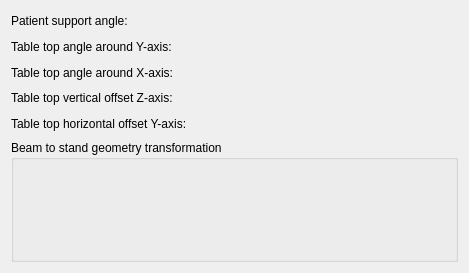
MichaelColonel/SlicerRT, file IhepStandGeometry/Resources/UI/qSlicerBeamToStandTransformationWidget.ui: the form before one commit.
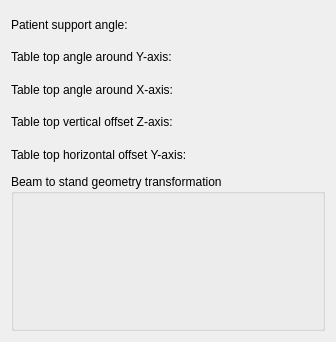
The form after the commit. Custom widgets are drawn as their Qt base class.

The edit to the form file:
```diff
--- a/IhepStandGeometry/Resources/UI/qSlicerBeamToStandTransformationWidget.ui
+++ b/IhepStandGeometry/Resources/UI/qSlicerBeamToStandTransformationWidget.ui
@@ -6,8 +6,8 @@
    <rect>
     <x>0</x>
     <y>0</y>
-    <width>469</width>
-    <height>273</height>
+    <width>336</width>
+    <height>342</height>
    </rect>
   </property>
   <property name="windowTitle">
```
